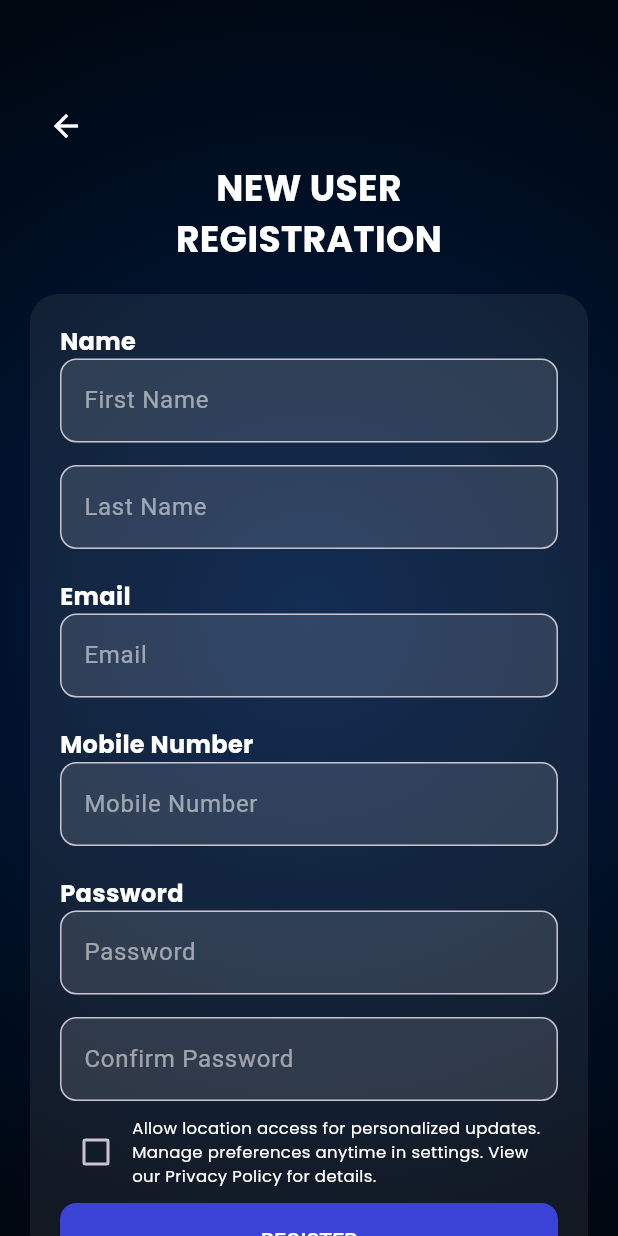
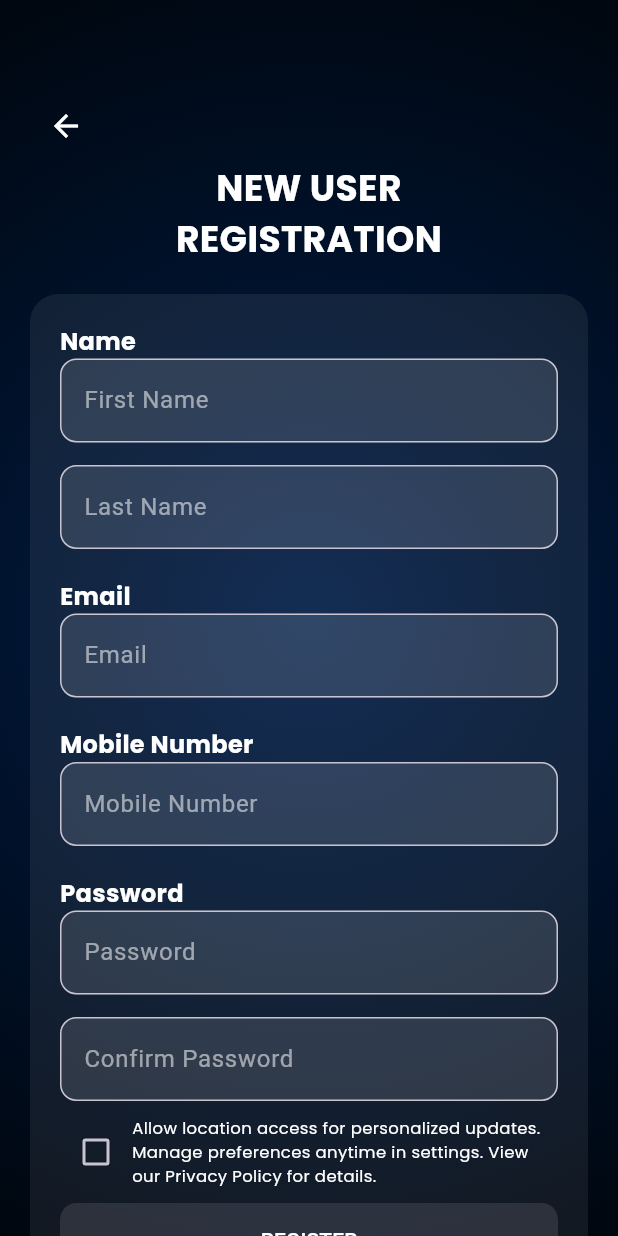
Before and after one commit to Kaveesha-Sulakshana/tanktrack-project-frontend, a Flutter app: the RegisterScreen screen opened directly, on a phone screen of 412 x 824 dp. Run offline on Flutter 3.47's test engine with Material 3 defaults, Android fonts, the phone set to English and light mode, and no system bars; our stand-ins replace firebase_auth, firebase_core, firebase_database, google_fonts, google_sign_in; accounts and stored records are empty.

Commit message:
register page comfirmation fixed

```diff
--- a/lib/register_screen.dart
+++ b/lib/register_screen.dart
@@ -1,8 +1,46 @@
 import 'package:flutter/material.dart';
 import 'package:google_fonts/google_fonts.dart';
 
-class RegisterScreen extends StatelessWidget {
+class RegisterScreen extends StatefulWidget {
   const RegisterScreen({super.key});
+
+  @override
+  _RegisterScreenState createState() => _RegisterScreenState();
+}
+
+class _RegisterScreenState extends State<RegisterScreen> {
+  final _formKey = GlobalKey<FormState>();
+
+  final TextEditingController firstNameController = TextEditingController();
+  final TextEditingController lastNameController = TextEditingController();
+  final TextEditingController emailController = TextEditingController();
+  final TextEditingController mobileController = TextEditingController();
+  final TextEditingController passwordController = TextEditingController();
+  final TextEditingController confirmPasswordController =
+      TextEditingController();
+
+  bool isChecked = false;
+  bool showErrorMessage = false;
+
+  void _validateAndSubmit() {
+    if (_formKey.currentState!.validate()) {
+      // Proceed with registration
+      Navigator.pop(context);
+    } else {
+      setState(() {
+        showErrorMessage = true;
+      });
+    }
+  }
+
+  bool _isFormFilled() {
+    return firstNameController.text.isNotEmpty &&
+        lastNameController.text.isNotEmpty &&
+        emailController.text.isNotEmpty &&
+        mobileController.text.isNotEmpty &&
+        passwordController.text.isNotEmpty &&
+        confirmPasswordController.text.isNotEmpty;
+  }
 
   @override
   Widget build(BuildContext context) {
@@ -11,16 +49,14 @@ class RegisterScreen extends StatelessWidget {
         decoration: const BoxDecoration(
           gradient: RadialGradient(
             radius: 1.2,
-            colors: [
-              Color(0xFF011D47),
-              Color(0xFF00050B),
-              Color(0xFF00060E),
-            ],
+            colors: [Color(0xFF011D47), Color(0xFF00050B), Color(0xFF00060E)],
             stops: [0.0, 1.0, 1.0],
           ),
         ),
         child: Center(
           child: SingleChildScrollView(
+            child: Form(
+              key: _formKey,
               child: Column(
                 crossAxisAlignment: CrossAxisAlignment.start,
                 children: [
@@ -55,27 +91,39 @@ class RegisterScreen extends StatelessWidget {
                       child: Column(
                         children: [
                           _buildLabel("Name"),
-                        _buildTextField("First Name"),
+                          _buildTextField("First Name", firstNameController),
                           const SizedBox(height: 15),
-                        _buildTextField("Last Name"),
+                          _buildTextField("Last Name", lastNameController),
                           const SizedBox(height: 20),
                           _buildLabel("Email"),
-                        _buildTextField("Email"),
+                          _buildTextField("Email", emailController),
                           const SizedBox(height: 20),
                           _buildLabel("Mobile Number"),
-                        _buildTextField("Mobile Number"),
+                          _buildTextField("Mobile Number", mobileController),
                           const SizedBox(height: 20),
                           _buildLabel("Password"),
-                        _buildTextField("Password", isPassword: true),
+                          _buildTextField(
+                            "Password",
+                            passwordController,
+                            isPassword: true,
+                          ),
                           const SizedBox(height: 15),
-                        _buildTextField("Confirm Password", isPassword: true),
+                          _buildTextField(
+                            "Confirm Password",
+                            confirmPasswordController,
+                            isPassword: true,
+                          ),
                           const SizedBox(height: 10),
                           Row(
                             crossAxisAlignment: CrossAxisAlignment.start,
                             children: [
                               Checkbox(
-                              value: false,
-                              onChanged: (value) {},
+                                value: isChecked,
+                                onChanged: (value) {
+                                  setState(() {
+                                    isChecked = value!;
+                                  });
+                                },
                                 activeColor: Colors.white,
                               ),
                               Expanded(
@@ -89,6 +137,18 @@ class RegisterScreen extends StatelessWidget {
                               ),
                             ],
                           ),
+                          if (showErrorMessage)
+                            Padding(
+                              padding: const EdgeInsets.only(top: 10),
+                              child: Text(
+                                "Fill these fields",
+                                style: GoogleFonts.poppins(
+                                  color: Colors.red,
+                                  fontSize: 14,
+                                  fontWeight: FontWeight.bold,
+                                ),
+                              ),
+                            ),
                           const SizedBox(height: 10),
                           ElevatedButton(
                             style: ElevatedButton.styleFrom(
@@ -98,10 +158,12 @@ class RegisterScreen extends StatelessWidget {
                                 borderRadius: BorderRadius.circular(11),
                               ),
                             ),
-                          onPressed: () {
-                            Navigator.pop(context);
-                          },
-                          child: const Text("REGISTER", style: TextStyle(color: Colors.white)),
+                            onPressed:
+                                _isFormFilled() ? _validateAndSubmit : null,
+                            child: const Text(
+                              "REGISTER",
+                              style: TextStyle(color: Colors.white),
+                            ),
                           ),
                         ],
                       ),
@@ -112,11 +174,17 @@ class RegisterScreen extends StatelessWidget {
             ),
           ),
         ),
+      ),
     );
   }
 
-  Widget _buildTextField(String hint, {bool isPassword = false}) {
-    return TextField(
+  Widget _buildTextField(
+    String hint,
+    TextEditingController controller, {
+    bool isPassword = false,
+  }) {
+    return TextFormField(
+      controller: controller,
       obscureText: isPassword,
       style: const TextStyle(color: Colors.white),
       decoration: InputDecoration(
@@ -129,6 +197,17 @@ class RegisterScreen extends StatelessWidget {
           borderSide: const BorderSide(color: Colors.white60),
         ),
       ),
+      validator: (value) {
+        if (value == null || value.isEmpty) {
+          return "This field is required";
+        }
+        return null;
+      },
+      onChanged: (value) {
+        setState(() {
+          showErrorMessage = false;
+        });
+      },
     );
   }
 
```
Lines whose indentation alone changed are shown as unchanged.
